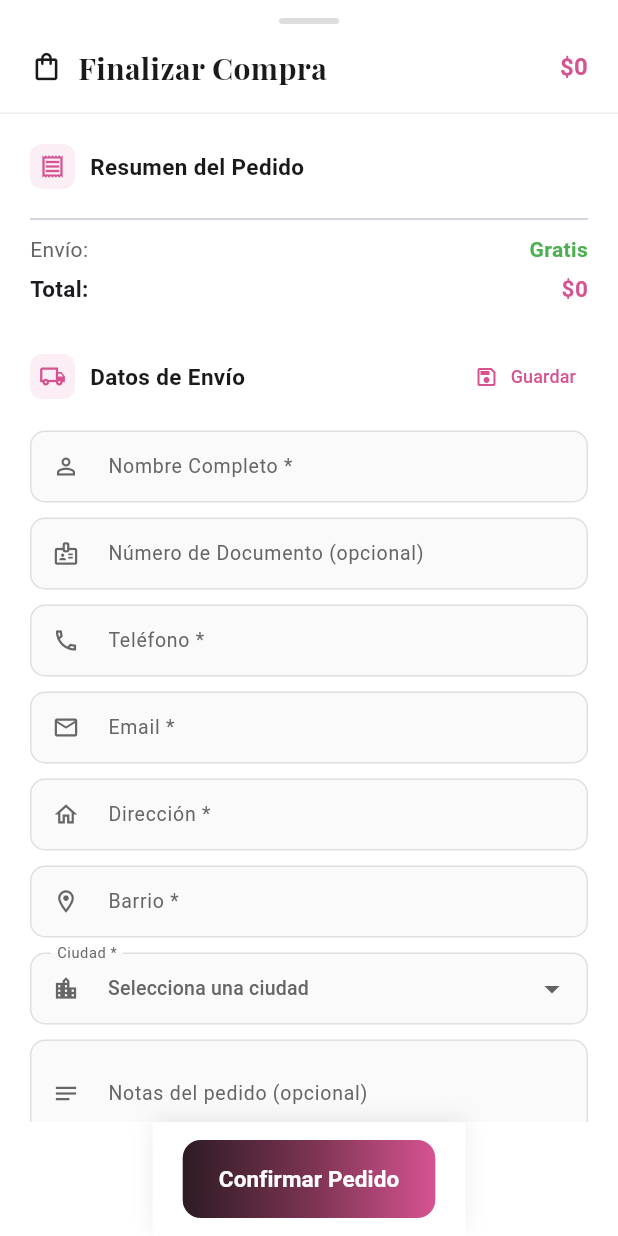
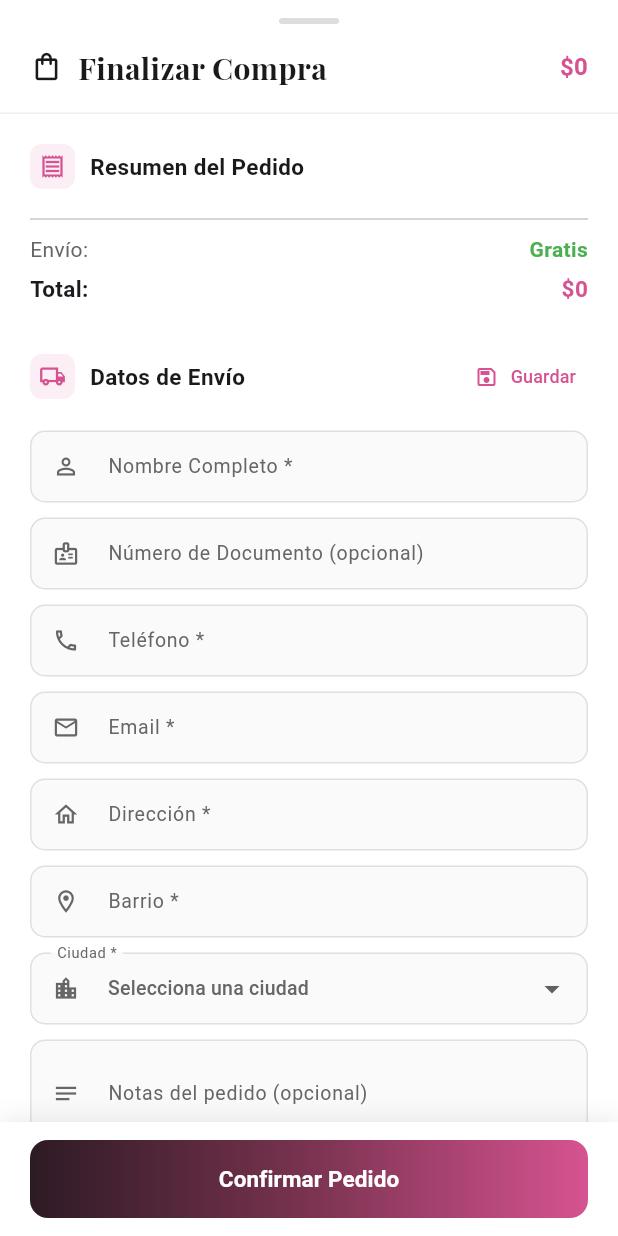
Before and after one commit to C-moreno19/Selenne-Boutique-Mobile, a Flutter app: the CheckoutModalContent widget shown alone on an empty page, opened directly, on a phone screen of 412 x 824 dp. Run offline on Flutter 3.47's test engine with Material 3 defaults, Android fonts, the phone set to English and light mode, and no system bars; our stand-ins replace cached_network_image, file_picker, google_fonts, shared_preferences; accounts and stored records are empty; network calls fail.

Commit message:
fix: boton Confirmar Pedido flotaba centrado en vez de barra completa
El Column raiz de CheckoutModalContent no tenia crossAxisAlignment
definido (default center), y el contenedor del boton no tenia ancho
explicito. El resultado: el footer blanco con el boton se encogia a
su contenido y quedaba centrado y angosto, flotando visualmente sobre
"Metodo de Pago" en vez de ocupar todo el ancho como una barra
inferior normal. Esto se veia sobre todo en el flujo de compra
directa (Comprar desde el detalle de producto).

Se agrega crossAxisAlignment: stretch al Column y width: double.infinity
al contenedor del boton, como refuerzo explicito.

Verificado visualmente: el boton ahora ocupa todo el ancho con su
fondo y sombra correctos.

```diff
--- a/lib/presentation/pages/checkout_modal_content.dart
+++ b/lib/presentation/pages/checkout_modal_content.dart
@@ -293,6 +293,7 @@ class _CheckoutModalContentState extends State<CheckoutModalContent> {
           ),
           clipBehavior: Clip.hardEdge,
           child: Column(
+          crossAxisAlignment: CrossAxisAlignment.stretch,
           children: [
             // Header
             Container(
@@ -644,6 +645,7 @@ class _CheckoutModalContentState extends State<CheckoutModalContent> {
             ),
             // Botón confirmar
             Container(
+              width: double.infinity,
               padding: EdgeInsets.fromLTRB(
                   20, 12, 20, MediaQuery.of(context).padding.bottom + 12),
               decoration: BoxDecoration(
```
